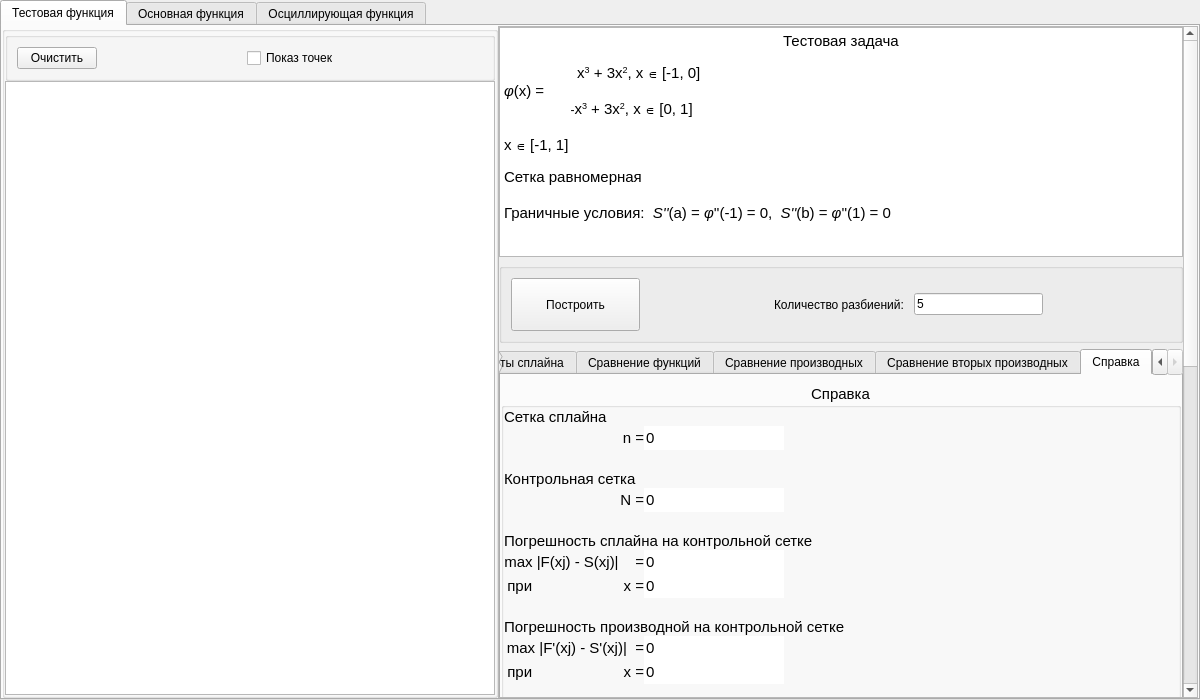
This is ui/mainwindow.ui in Termtre/GFTS4 as Qt 5 draws it before an edit. The edited form follows.
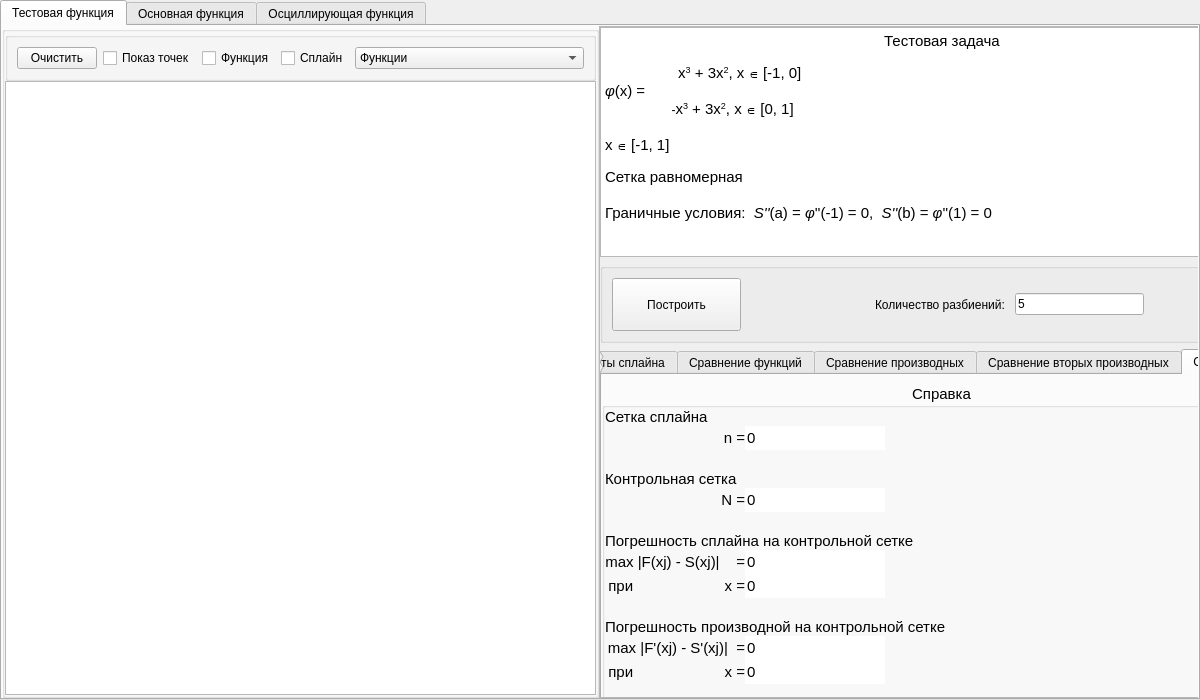
This is the edited form. The open tabs and pages were chosen to show the change. Custom widgets are drawn as their Qt base class.

```diff
--- a/ui/mainwindow.ui
+++ b/ui/mainwindow.ui
@@ -146,38 +146,84 @@
                 </property>
                </widget>
               </item>
-              <item>
-               <spacer name="horizontalSpacer">
-                <property name="orientation">
-                 <enum>Qt::Horizontal</enum>
-                </property>
-                <property name="sizeHint" stdset="0">
-                 <size>
-                  <width>40</width>
-                  <height>20</height>
-                 </size>
-                </property>
-               </spacer>
-              </item>
               <item>
                <widget class="QCheckBox" name="showDotsTest">
+                <property name="sizePolicy">
+                 <sizepolicy hsizetype="Expanding" vsizetype="Fixed">
+                  <horstretch>0</horstretch>
+                  <verstretch>0</verstretch>
+                 </sizepolicy>
+                </property>
                 <property name="text">
                  <string>Показ точек</string>
                 </property>
                </widget>
               </item>
               <item>
-               <spacer name="horizontalSpacer_2">
-                <property name="orientation">
-                 <enum>Qt::Horizontal</enum>
+               <widget class="QCheckBox" name="testFuncBox">
+                <property name="sizePolicy">
+                 <sizepolicy hsizetype="Expanding" vsizetype="Fixed">
+                  <horstretch>0</horstretch>
+                  <verstretch>0</verstretch>
+                 </sizepolicy>
                 </property>
-                <property name="sizeHint" stdset="0">
-                 <size>
-                  <width>40</width>
-                  <height>20</height>
-                 </size>
+                <property name="text">
+                 <string>Функция</string>
                 </property>
-               </spacer>
+               </widget>
+              </item>
+              <item>
+               <widget class="QCheckBox" name="testSplineBox">
+                <property name="sizePolicy">
+                 <sizepolicy hsizetype="Expanding" vsizetype="Fixed">
+                  <horstretch>0</horstretch>
+                  <verstretch>0</verstretch>
+                 </sizepolicy>
+                </property>
+                <property name="text">
+                 <string>Сплайн</string>
+                </property>
+               </widget>
+              </item>
+              <item>
+               <widget class="QComboBox" name="testComboBox">
+                <property name="sizePolicy">
+                 <sizepolicy hsizetype="Expanding" vsizetype="Fixed">
+                  <horstretch>0</horstretch>
+                  <verstretch>0</verstretch>
+                 </sizepolicy>
+                </property>
+                <item>
+                 <property name="text">
+                  <string>Функции</string>
+                 </property>
+                </item>
+                <item>
+                 <property name="text">
+                  <string>Производные</string>
+                 </property>
+                </item>
+                <item>
+                 <property name="text">
+                  <string>Вторые производные</string>
+                 </property>
+                </item>
+                <item>
+                 <property name="text">
+                  <string>Погрешность сплайна</string>
+                 </property>
+                </item>
+                <item>
+                 <property name="text">
+                  <string>Погрешность производных</string>
+                 </property>
+                </item>
+                <item>
+                 <property name="text">
+                  <string>Погрешность вторых производных</string>
+                 </property>
+                </item>
+               </widget>
               </item>
              </layout>
             </widget>
```
Left out of the diff: 10 changed lines with no effect on the pictures.
